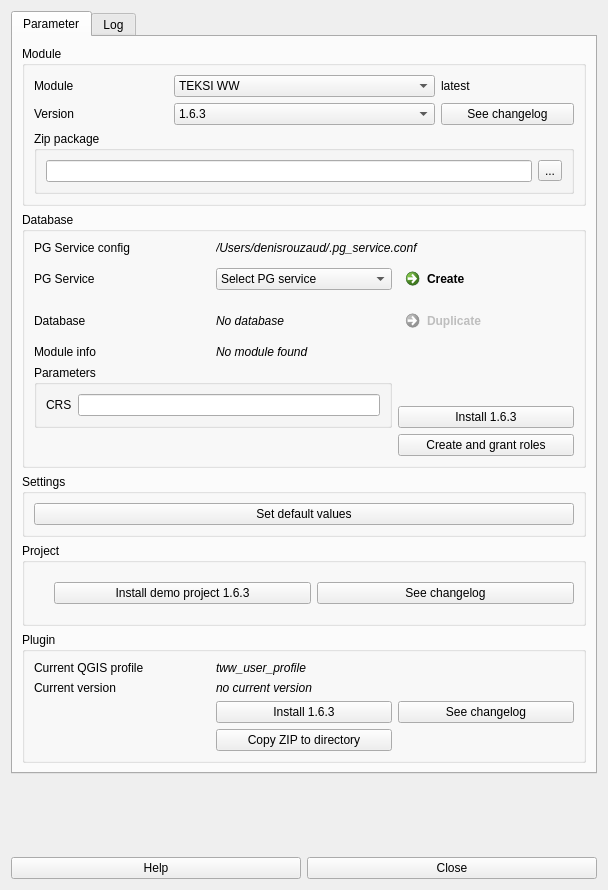
Qt form plugin/teksi_module_management_tool/ui/main_dialog.ui (teksi/TMMT) before a commit.
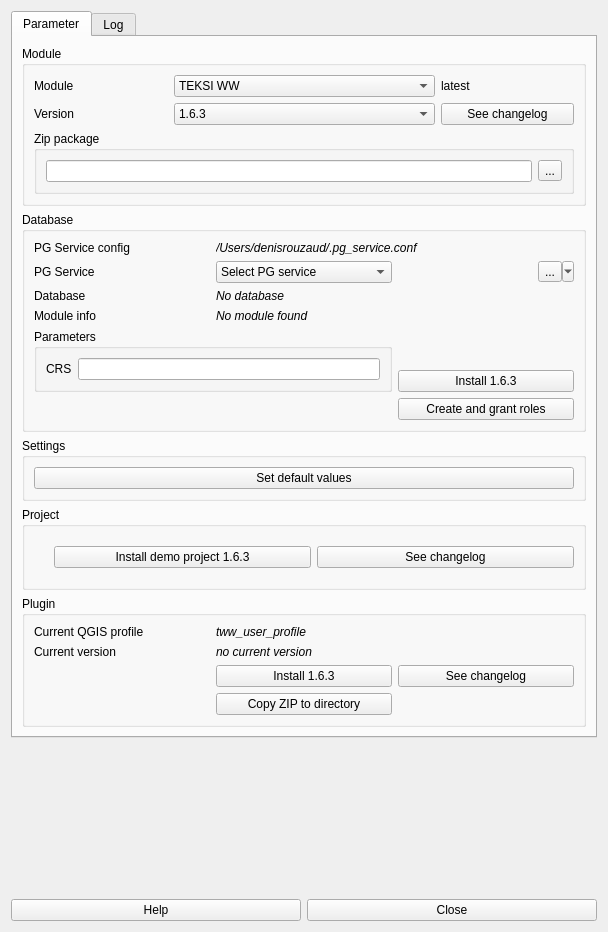
The same form after that commit.

```diff
--- a/plugin/teksi_module_management_tool/ui/main_dialog.ui
+++ b/plugin/teksi_module_management_tool/ui/main_dialog.ui
@@ -7,7 +7,7 @@
     <x>0</x>
     <y>0</y>
     <width>608</width>
-    <height>890</height>
+    <height>932</height>
    </rect>
   </property>
   <property name="windowTitle">
@@ -136,13 +136,6 @@
             </property>
            </widget>
           </item>
-          <item row="1" column="2">
-           <widget class="QCommandLinkButton" name="db_create_button">
-            <property name="text">
-             <string>Create</string>
-            </property>
-           </widget>
-          </item>
           <item row="4" column="0">
            <widget class="QLabel" name="label_11">
             <property name="text">
@@ -171,19 +164,6 @@
             </property>
            </widget>
           </item>
-          <item row="3" column="2">
-           <widget class="QCommandLinkButton" name="db_duplicate_button">
-            <property name="enabled">
-             <bool>false</bool>
-            </property>
-            <property name="cursor">
-             <cursorShape>ArrowCursor</cursorShape>
-            </property>
-            <property name="text">
-             <string>Duplicate</string>
-            </property>
-           </widget>
-          </item>
           <item row="4" column="1">
            <widget class="QLabel" name="db_moduleInfo_label">
             <property name="font">
@@ -215,6 +195,16 @@
             </property>
            </widget>
           </item>
+          <item row="1" column="2" alignment="Qt::AlignRight">
+           <widget class="QToolButton" name="db_operations_toolButton">
+            <property name="text">
+             <string>...</string>
+            </property>
+            <property name="popupMode">
+             <enum>QToolButton::MenuButtonPopup</enum>
+            </property>
+           </widget>
+          </item>
          </layout>
         </widget>
        </item>
```
